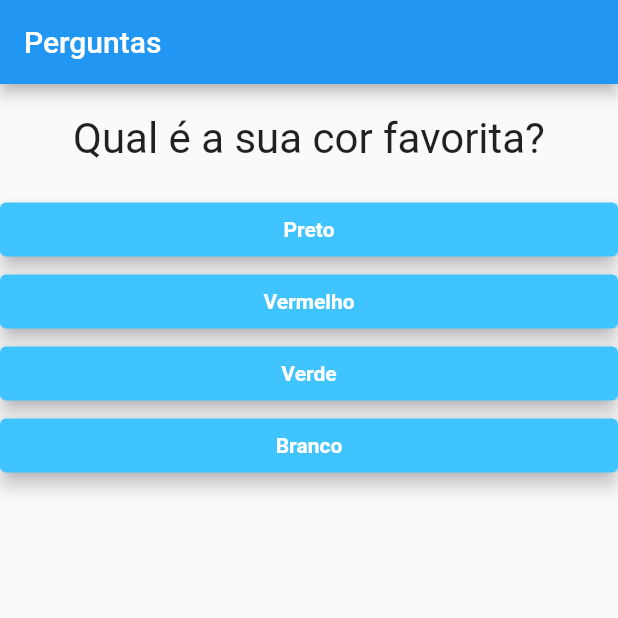
After one commit to masilvasql/Flutter_course, a Flutter app: the screen it shows after launch, on a phone screen of 412 x 824 dp, the top half of it. The commit adds this screen. Run offline on Flutter 3.47's test engine with Material 2 defaults, Android fonts, the phone set to English and light mode, and no system bars.

Commit message:
componentizado o componente questionario

```diff
--- a/projeto_perguntas/lib/main.dart
+++ b/projeto_perguntas/lib/main.dart
@@ -2,6 +2,7 @@ import 'package:flutter/material.dart';
 import "questao.dart";
 import "resposta.dart";
 import 'resultado.dart';
+import 'questionario.dart';
 
 main() => runApp(const PerguntaApp());
 
@@ -22,6 +23,10 @@ class _PerguntaAppState extends State<PerguntaApp> {
     }
   ];
 
+  bool get temPerguntaSelecionada {
+    return _perguntaSelecionada < _perguntas.length;
+  }
+
   void _responder() {
     if (temPerguntaSelecionada) {
       setState(() {
@@ -30,32 +35,18 @@ class _PerguntaAppState extends State<PerguntaApp> {
     }
   }
 
-  bool get temPerguntaSelecionada {
-    return _perguntaSelecionada < _perguntas.length;
-  }
-
   @override
   Widget build(BuildContext context) {
-    List<String> respostas = temPerguntaSelecionada
-        ? _perguntas[_perguntaSelecionada].cast()['respostas']
-        : [];
-
     return MaterialApp(
       home: Scaffold(
         appBar: AppBar(
           title: const Text('Perguntas'),
         ),
         body: temPerguntaSelecionada
-            ? Column(
-                children: <Widget>[
-                  Questao(
-                      texto:
-                          _perguntas[_perguntaSelecionada]['texto'].toString()),
-                  ...respostas
-                      .map((t) =>
-                          Resposta(texto: t, quandoSelecionado: _responder))
-                      .toList(),
-                ],
+            ? Questionario(
+                perguntaSelecionada: _perguntaSelecionada,
+                perguntas: _perguntas,
+                responder: _responder,
               )
             : const Resultado(),
       ),
--- /dev/null
+++ b/projeto_perguntas/lib/questionario.dart
@@ -0,0 +1,36 @@
+import 'package:flutter/material.dart';
+import 'questao.dart';
+import 'resposta.dart';
+
+class Questionario extends StatelessWidget {
+  final List<Map<String, Object>> perguntas;
+  final int perguntaSelecionada;
+  final void Function() responder;
+
+  const Questionario({
+    Key? key,
+    required this.perguntas,
+    required this.perguntaSelecionada,
+    required this.responder,
+  }) : super(key: key);
+
+  bool get temPerguntaSelecionada {
+    return perguntaSelecionada < perguntas.length;
+  }
+
+  @override
+  Widget build(BuildContext context) {
+    List<String> respostas = temPerguntaSelecionada
+        ? perguntas[perguntaSelecionada].cast()['respostas']
+        : [];
+
+    return Column(
+      children: <Widget>[
+        Questao(texto: perguntas[perguntaSelecionada]['texto'].toString()),
+        ...respostas
+            .map((t) => Resposta(texto: t, quandoSelecionado: responder))
+            .toList(),
+      ],
+    );
+  }
+}
```
